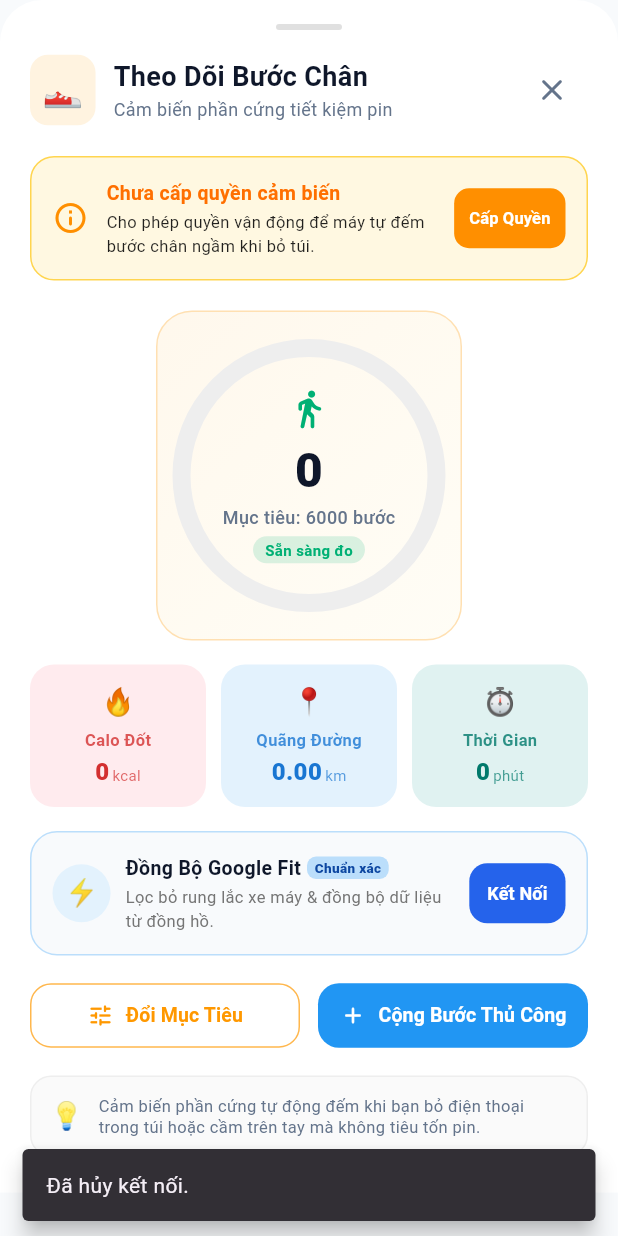
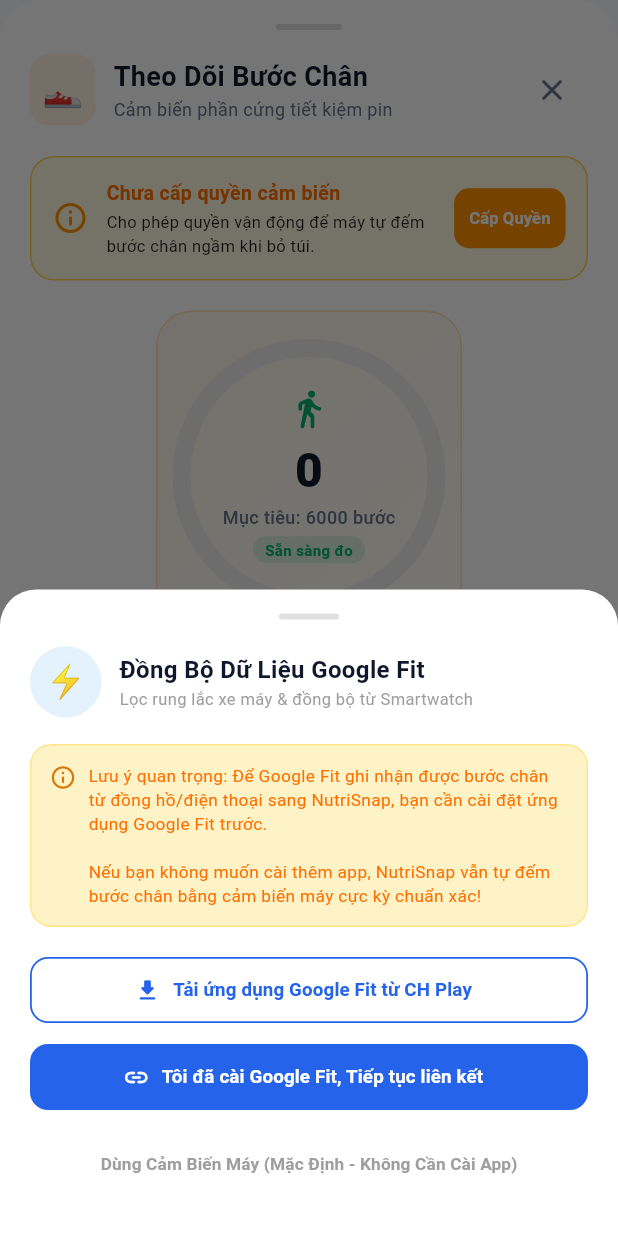
Before and after one commit to vudinhphat0811/NutriSnap_App, a Flutter app: the StepTrackerDetailSheet widget shown alone on an empty page, opened directly, after a tap on "Kết Nối", on a phone screen of 412 x 824 dp. Run offline on Flutter 3.47's test engine with Material 3 defaults, Android fonts, the phone set to English and light mode, and no system bars; our stand-ins replace flutter_tts, google_sign_in, image_picker, pedometer, permission_handler, sensors_plus and 2 more; missing offline and left inert: mobile_scanner, record; accounts and stored records are empty; network calls fail.

Commit message:
Add friendly Google Fit setup guide dialog with direct Play Store download link and fallback to native pedometer

```diff
--- a/frontend/lib/widgets/step_tracker_detail_sheet.dart
+++ b/frontend/lib/widgets/step_tracker_detail_sheet.dart
@@ -1,4 +1,5 @@
 import 'package:flutter/material.dart';
+import 'package:url_launcher/url_launcher.dart';
 import '../constants/app_colors.dart';
 import '../services/step_tracker_service.dart';
 import '../services/google_fit_service.dart';
@@ -677,16 +678,8 @@
             ),
             onPressed: isSyncing
                 ? null
-                : () async {
-                    final success = await _fitService.linkGoogleFit(context);
-                    if (mounted) {
-                      ScaffoldMessenger.of(context).showSnackBar(
-                        SnackBar(
-                          content: Text(success ? 'Kết nối Google Fit thành công!' : (_fitService.lastError ?? 'Đã hủy kết nối.')),
-                          behavior: SnackBarBehavior.floating,
-                        ),
-                      );
-                    }
+                : () {
+                    _showGoogleFitGuideDialog(context);
                   },
             child: isSyncing
                 ? const SizedBox(
@@ -700,6 +693,149 @@
                   ),
           ),
         ],
+      ),
+    );
+  }
+
+  /// 📲 HỘP THOẠI HƯỚNG DẪN KẾT NỐI GOOGLE FIT & CẢNH BÁO CÀI ĐẶT APP
+  void _showGoogleFitGuideDialog(BuildContext currentContext) {
+    showModalBottomSheet(
+      context: currentContext,
+      isScrollControlled: true,
+      backgroundColor: Colors.transparent,
+      builder: (ctx) => Container(
+        padding: const EdgeInsets.fromLTRB(20, 16, 20, 24),
+        decoration: const BoxDecoration(
+          color: Colors.white,
+          borderRadius: BorderRadius.vertical(top: Radius.circular(24)),
+        ),
+        child: Column(
+          mainAxisSize: MainAxisSize.min,
+          crossAxisAlignment: CrossAxisAlignment.start,
+          children: [
+            Center(
+              child: Container(
+                width: 40,
+                height: 4,
+                decoration: BoxDecoration(
+                  color: Colors.grey.shade300,
+                  borderRadius: BorderRadius.circular(2),
+                ),
+              ),
+            ),
+            const SizedBox(height: 16),
+            Row(
+              children: [
+                Container(
+                  padding: const EdgeInsets.all(10),
+                  decoration: BoxDecoration(
+                    color: Colors.blue.shade50,
+                    shape: BoxShape.circle,
+                  ),
+                  child: const Text('⚡', style: TextStyle(fontSize: 22)),
+                ),
+                const SizedBox(width: 12),
+                const Expanded(
+                  child: Column(
+                    crossAxisAlignment: CrossAxisAlignment.start,
+                    children: [
+                      Text(
+                        'Đồng Bộ Dữ Liệu Google Fit',
+                        style: TextStyle(fontSize: 16, fontWeight: FontWeight.bold, color: AppColors.textBlack),
+                      ),
+                      Text(
+                        'Lọc rung lắc xe máy & đồng bộ từ Smartwatch',
+                        style: TextStyle(fontSize: 11, color: Colors.grey),
+                      ),
+                    ],
+                  ),
+                ),
+              ],
+            ),
+            const SizedBox(height: 16),
+            Container(
+              padding: const EdgeInsets.all(12),
+              decoration: BoxDecoration(
+                color: const Color(0xFFFEF3C7),
+                borderRadius: BorderRadius.circular(14),
+                border: Border.all(color: const Color(0xFFFDE68A)),
+              ),
+              child: Row(
+                crossAxisAlignment: CrossAxisAlignment.start,
+                children: [
+                  const Icon(Icons.info_outline_rounded, color: Color(0xFFD97706), size: 18),
+                  const SizedBox(width: 8),
+                  Expanded(
+                    child: Text(
+                      'Lưu ý quan trọng: Để Google Fit ghi nhận được bước chân từ đồng hồ/điện thoại sang NutriSnap, bạn cần cài đặt ứng dụng Google Fit trước.\n\nNếu bạn không muốn cài thêm app, NutriSnap vẫn tự đếm bước chân bằng cảm biến máy cực kỳ chuẩn xác!',
+                      style: TextStyle(fontSize: 11.5, color: Colors.amber.shade900, height: 1.4),
+                    ),
+                  ),
+                ],
+              ),
+            ),
+            const SizedBox(height: 18),
+            // Nút 1: Tải Google Fit (nếu chưa cài)
+            OutlinedButton.icon(
+              onPressed: () async {
+                Navigator.pop(ctx);
+                final url = Uri.parse('https://play.google.com/store/apps/details?id=com.google.android.apps.fitness');
+                if (await canLaunchUrl(url)) {
+                  await launchUrl(url, mode: LaunchMode.externalApplication);
+                }
+              },
+              style: OutlinedButton.styleFrom(
+                side: const BorderSide(color: Color(0xFF2563EB), width: 1.2),
+                shape: RoundedRectangleBorder(borderRadius: BorderRadius.circular(12)),
+                minimumSize: const Size(double.infinity, 44),
+              ),
+              icon: const Icon(Icons.download_rounded, color: Color(0xFF2563EB), size: 18),
+              label: const Text(
+                'Tải ứng dụng Google Fit từ CH Play',
+                style: TextStyle(fontSize: 12.5, fontWeight: FontWeight.bold, color: Color(0xFF2563EB)),
+              ),
+            ),
+            const SizedBox(height: 10),
+            // Nút 2: Đã có Google Fit -> Tiến hành liên kết tài khoản
+            ElevatedButton.icon(
+              onPressed: () async {
+                Navigator.pop(ctx);
+                final messenger = ScaffoldMessenger.of(context);
+                final success = await _fitService.linkGoogleFit(context);
+                if (mounted) {
+                  messenger.showSnackBar(
+                    SnackBar(
+                      content: Text(success ? 'Kết nối Google Fit thành công!' : (_fitService.lastError ?? 'Đã hủy kết nối.')),
+                      behavior: SnackBarBehavior.floating,
+                    ),
+                  );
+                }
+              },
+              style: ElevatedButton.styleFrom(
+                backgroundColor: const Color(0xFF2563EB),
+                shape: RoundedRectangleBorder(borderRadius: BorderRadius.circular(12)),
+                minimumSize: const Size(double.infinity, 44),
+                elevation: 0,
+              ),
+              icon: const Icon(Icons.link_rounded, color: Colors.white, size: 18),
+              label: const Text(
+                'Tôi đã cài Google Fit, Tiếp tục liên kết',
+                style: TextStyle(fontSize: 12.5, fontWeight: FontWeight.bold, color: Colors.white),
+              ),
+            ),
+            const SizedBox(height: 10),
+            // Nút 3: Dùng cảm biến máy (không cần cài thêm)
+            Center(
+              child: TextButton(
+                onPressed: () => Navigator.pop(ctx),
+                child: const Text(
+                  'Dùng Cảm Biến Máy (Mặc Định - Không Cần Cài App)',
+                  style: TextStyle(fontSize: 11.5, color: Colors.grey, fontWeight: FontWeight.w600),
+                ),
+              ),
+            ),
+          ],
+        ),
       ),
     );
   }
```
